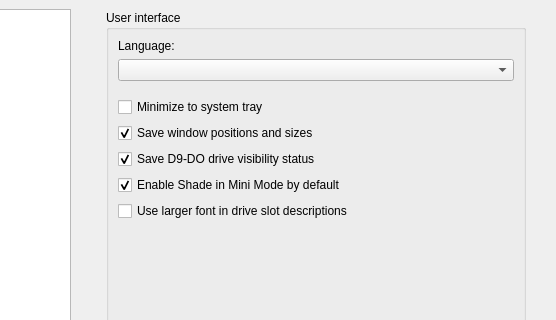
Before: the Qt Designer form src/optionsdialog.ui in pjones1063/AspeQt-2k26, drawn with Qt 5; both pictures show x 194 to 750 and y 0 to 320 of the 750 by 680 pixel window.
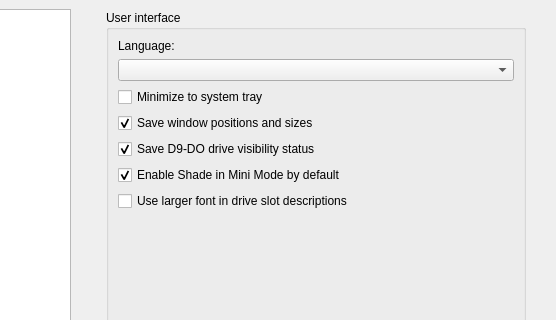
After: the same form once the commit is applied. The open tabs and pages were chosen to show the change.

Patch:
```diff
--- a/src/optionsdialog.ui
+++ b/src/optionsdialog.ui
@@ -1371,24 +1371,40 @@
         <string>User interface</string>
        </property>
        <layout class="QGridLayout" name="gridLayout_2">
-        <item row="0" column="0">
-         <widget class="QLabel" name="i18nLanguageLabel">
+        <item row="6" column="0">
+         <widget class="QCheckBox" name="enableShade">
           <property name="text">
-           <string>Language:</string>
+           <string>Enable Shade in Mini Mode by default</string>
+          </property>
+          <property name="checked">
+           <bool>true</bool>
           </property>
          </widget>
         </item>
-        <item row="1" column="0">
-         <widget class="QComboBox" name="i18nLanguageCombo"/>
-        </item>
-        <item row="4" column="0">
+        <item row="3" column="0">
          <widget class="QCheckBox" name="minimizeToTrayBox">
           <property name="text">
            <string>Minimize to system tray</string>
           </property>
          </widget>
         </item>
-        <item row="5" column="0">
+        <item row="1" column="0">
+         <widget class="QComboBox" name="i18nLanguageCombo"/>
+        </item>
+        <item row="7" column="0">
+         <widget class="QCheckBox" name="useLargerFont">
+          <property name="enabled">
+           <bool>true</bool>
+          </property>
+          <property name="text">
+           <string>Use larger font in drive slot descriptions</string>
+          </property>
+          <property name="checked">
+           <bool>false</bool>
+          </property>
+         </widget>
+        </item>
+        <item row="4" column="0">
          <widget class="QCheckBox" name="saveWinPosBox">
           <property name="text">
            <string>Save window positions and sizes</string>
@@ -1398,36 +1414,7 @@
           </property>
          </widget>
         </item>
-        <item row="9" column="0">
-         <spacer name="i18nSpacer2">
-          <property name="orientation">
-           <enum>Qt::Orientation::Vertical</enum>
-          </property>
-          <property name="sizeHint" stdset="0">
-           <size>
-            <width>20</width>
-            <height>40</height>
-           </size>
-          </property>
-         </spacer>
-        </item>
-        <item row="3" column="0">
-         <spacer name="verticalSpacer">
-          <property name="orientation">
-           <enum>Qt::Orientation::Vertical</enum>
-          </property>
-          <property name="sizeType">
-           <enum>QSizePolicy::Policy::Fixed</enum>
-          </property>
-          <property name="sizeHint" stdset="0">
-           <size>
-            <width>20</width>
-            <height>10</height>
-           </size>
-          </property>
-         </spacer>
-        </item>
-        <item row="6" column="0">
+        <item row="5" column="0">
          <widget class="QCheckBox" name="saveDiskVisBox">
           <property name="text">
            <string>Save D9-DO drive visibility status</string>
@@ -1437,28 +1424,25 @@
           </property>
          </widget>
         </item>
-        <item row="7" column="0">
-         <widget class="QCheckBox" name="enableShade">
+        <item row="0" column="0">
+         <widget class="QLabel" name="i18nLanguageLabel">
           <property name="text">
-           <string>Enable Shade in Mini Mode by default</string>
-          </property>
-          <property name="checked">
-           <bool>true</bool>
+           <string>Language:</string>
           </property>
          </widget>
         </item>
         <item row="8" column="0">
-         <widget class="QCheckBox" name="useLargerFont">
-          <property name="enabled">
-           <bool>true</bool>
+         <spacer name="i18nSpacer2">
+          <property name="orientation">
+           <enum>Qt::Orientation::Vertical</enum>
           </property>
-          <property name="text">
-           <string>Use larger font in drive slot descriptions</string>
+          <property name="sizeHint" stdset="0">
+           <size>
+            <width>20</width>
+            <height>40</height>
+           </size>
           </property>
-          <property name="checked">
-           <bool>false</bool>
-          </property>
-         </widget>
+         </spacer>
         </item>
        </layout>
       </widget>
```
Left out of the diff: 2 changed lines with no effect on the pictures.
